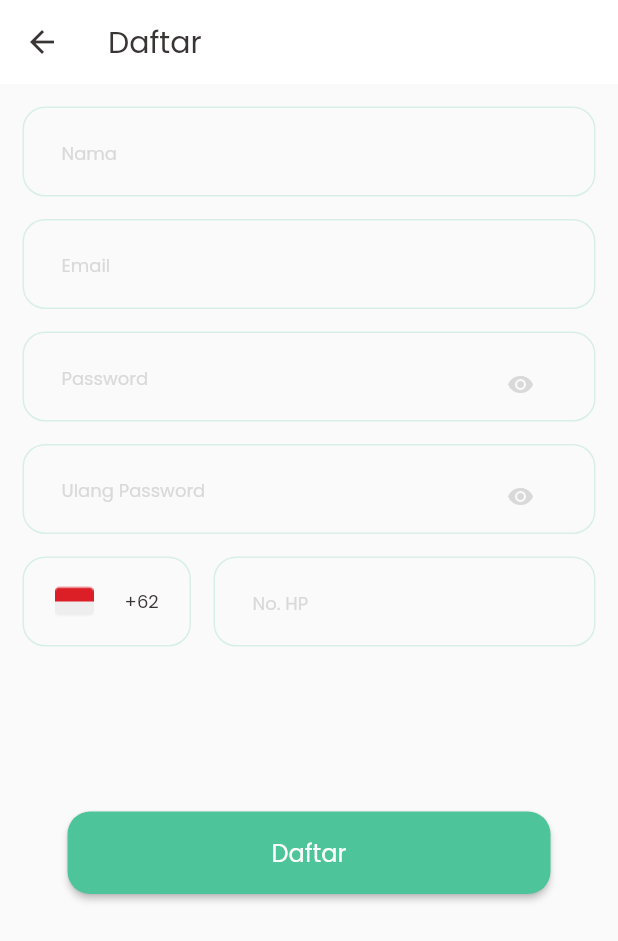
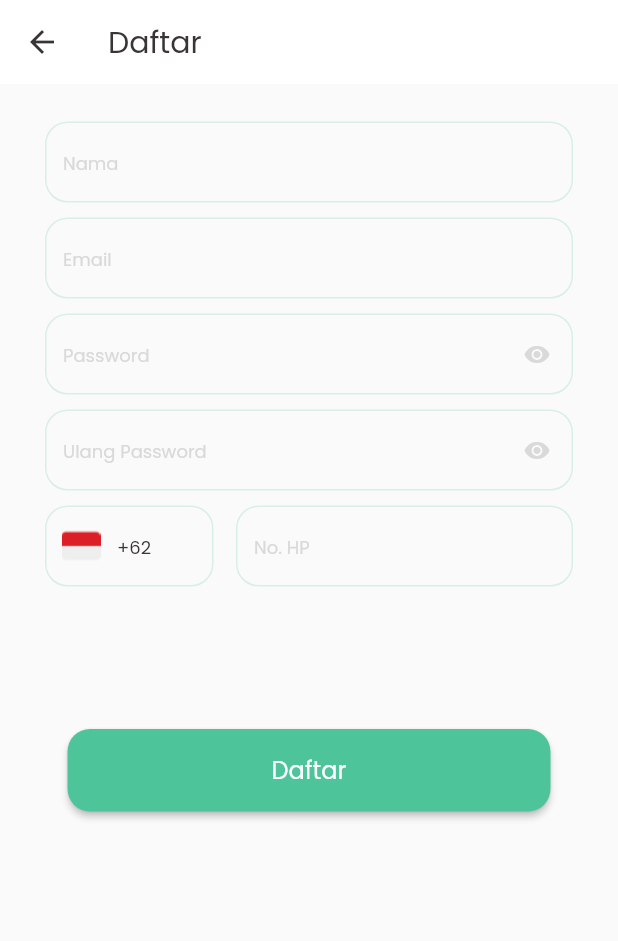
Before and after one commit to GTRANS/walle-mobile, a Flutter app: the LoginScreen screen opened by its route, after a tap on "Login", after a tap on "Daftar", on a phone screen of 412 x 824 dp. Shown: the top 941 px of the screen. Run offline on Flutter 3.47's test engine with Material 2 defaults, Android fonts, the phone set to English and light mode, and no system bars; drawn by our look-alikes of auto_size_text; our stand-ins replace shared_preferences; accounts and stored records are empty.

Commit message:
fix: login and register form

```diff
--- a/lib/constants/color_constants.dart
+++ b/lib/constants/color_constants.dart
@@ -5,5 +5,6 @@ class CustomColors {
   static const grey = Color.fromRGBO(217, 217, 217, 1);
   static const black = Color.fromRGBO(58, 53, 53, 1);
   static const white = Color.fromRGBO(255, 255, 255, 1);
+  static const error = Color.fromRGBO(255, 0, 0, 1);
   static const transparent = Colors.transparent;
 }
--- a/lib/screens/auth/login_screen.dart
+++ b/lib/screens/auth/login_screen.dart
@@ -59,18 +59,9 @@ class _LoginFormState extends State<LoginForm> {
                 crossAxisAlignment: CrossAxisAlignment.stretch,
                 children: [
                   const SizedBox(height: 45),
-                  Container(
-                    height: 60,
-                    margin: const EdgeInsets.only(bottom: 15),
-                    decoration: BoxDecoration(
-                      borderRadius: BorderRadius.circular(15),
-                      border: Border.all(
-                        color: CustomColors.main.withOpacity(0.2),
-                      ),
-                    ),
-                    child: Padding(
+                  Padding(
                     padding: const EdgeInsets.only(
-                          left: 25.0, top: 10.0, right: 25.0),
+                        left: 15.0, top: 10.0, right: 15.0),
                     child: TextFormField(
                       validator: (value) {
                         if (value == null || value.isEmpty) {
@@ -80,30 +71,43 @@ class _LoginFormState extends State<LoginForm> {
                       },
                       controller: emailController,
                       keyboardType: TextInputType.emailAddress,
-                        decoration: const InputDecoration(
+                      decoration: InputDecoration(
                         hintText: 'Email',
-                          hintStyle: TextStyle(
+                        hintStyle: const TextStyle(
                           color: CustomColors.grey,
                           fontSize: 12.0,
                         ),
                         isDense: true,
-                          border: InputBorder.none,
+                        enabledBorder: OutlineInputBorder(
+                          borderSide: BorderSide(
+                            color: CustomColors.main.withOpacity(0.2),
+                          ),
+                          borderRadius: BorderRadius.circular(15.0),
+                        ),
+                        focusedBorder: OutlineInputBorder(
+                          borderSide: BorderSide(
+                            color: CustomColors.main.withOpacity(0.8),
+                          ),
+                          borderRadius: BorderRadius.circular(15.0),
+                        ),
+                        errorBorder: OutlineInputBorder(
+                          borderSide: BorderSide(
+                            color: CustomColors.error.withOpacity(0.8),
+                          ),
+                          borderRadius: BorderRadius.circular(15.0),
+                        ),
+                        focusedErrorBorder: OutlineInputBorder(
+                          borderSide: BorderSide(
+                            color: CustomColors.error.withOpacity(0.8),
+                          ),
+                          borderRadius: BorderRadius.circular(15.0),
                         ),
                       ),
                     ),
                   ),
-                  Container(
-                    height: 60,
-                    margin: const EdgeInsets.only(bottom: 15),
-                    decoration: BoxDecoration(
-                      borderRadius: BorderRadius.circular(15),
-                      border: Border.all(
-                        color: CustomColors.main.withOpacity(0.2),
-                      ),
-                    ),
-                    child: Padding(
+                  Padding(
                     padding: const EdgeInsets.only(
-                          left: 25.0, top: 10.0, right: 25.0),
+                        left: 15.0, top: 10.0, right: 15.0),
                     child: TextFormField(
                       validator: (value) {
                         if (value == null || value.isEmpty) {
@@ -119,8 +123,31 @@ class _LoginFormState extends State<LoginForm> {
                           color: CustomColors.grey,
                           fontSize: 12.0,
                         ),
+                        enabledBorder: OutlineInputBorder(
+                          borderSide: BorderSide(
+                            color: CustomColors.main.withOpacity(0.2),
+                          ),
+                          borderRadius: BorderRadius.circular(15.0),
+                        ),
+                        focusedBorder: OutlineInputBorder(
+                          borderSide: BorderSide(
+                            color: CustomColors.main.withOpacity(0.8),
+                          ),
+                          borderRadius: BorderRadius.circular(15.0),
+                        ),
+                        errorBorder: OutlineInputBorder(
+                          borderSide: BorderSide(
+                            color: CustomColors.error.withOpacity(0.8),
+                          ),
+                          borderRadius: BorderRadius.circular(15.0),
+                        ),
+                        focusedErrorBorder: OutlineInputBorder(
+                          borderSide: BorderSide(
+                            color: CustomColors.error.withOpacity(0.8),
+                          ),
+                          borderRadius: BorderRadius.circular(15.0),
+                        ),
                         isDense: true,
-                          border: InputBorder.none,
                         suffixIcon: IconButton(
                           icon: Icon(
                             _passwordVisible
@@ -136,7 +163,6 @@ class _LoginFormState extends State<LoginForm> {
                         ),
                       ),
                       obscureText: _passwordVisible,
-                      ),
                     ),
                   ),
                   Row(
--- a/lib/screens/auth/register_screen.dart
+++ b/lib/screens/auth/register_screen.dart
@@ -50,18 +50,9 @@ class _RegisterFormState extends State<RegisterForm> {
         child: Column(
           crossAxisAlignment: CrossAxisAlignment.stretch,
           children: [
-            Container(
-              height: 60,
-              margin: const EdgeInsets.only(bottom: 15),
-              decoration: BoxDecoration(
-                borderRadius: BorderRadius.circular(15),
-                border: Border.all(
-                  color: CustomColors.main.withOpacity(0.2),
-                ),
-              ),
-              child: Padding(
+            Padding(
               padding:
-                    const EdgeInsets.only(left: 25.0, top: 10.0, right: 25.0),
+                  const EdgeInsets.only(left: 15.0, top: 10.0, right: 15.0),
               child: TextFormField(
                 validator: (value) {
                   if (value == null || value.isEmpty) {
@@ -71,30 +62,43 @@ class _RegisterFormState extends State<RegisterForm> {
                 },
                 controller: nameController,
                 keyboardType: TextInputType.name,
-                  decoration: const InputDecoration(
+                decoration: InputDecoration(
                   hintText: 'Nama',
-                    hintStyle: TextStyle(
+                  hintStyle: const TextStyle(
                     color: CustomColors.grey,
                     fontSize: 12.0,
                   ),
                   isDense: true,
-                    border: InputBorder.none,
+                  enabledBorder: OutlineInputBorder(
+                    borderSide: BorderSide(
+                      color: CustomColors.main.withOpacity(0.2),
+                    ),
+                    borderRadius: BorderRadius.circular(15.0),
+                  ),
+                  focusedBorder: OutlineInputBorder(
+                    borderSide: BorderSide(
+                      color: CustomColors.main.withOpacity(0.8),
+                    ),
+                    borderRadius: BorderRadius.circular(15.0),
+                  ),
+                  errorBorder: OutlineInputBorder(
+                    borderSide: BorderSide(
+                      color: CustomColors.error.withOpacity(0.8),
+                    ),
+                    borderRadius: BorderRadius.circular(15.0),
+                  ),
+                  focusedErrorBorder: OutlineInputBorder(
+                    borderSide: BorderSide(
+                      color: CustomColors.error.withOpacity(0.8),
+                    ),
+                    borderRadius: BorderRadius.circular(15.0),
                   ),
                 ),
               ),
             ),
-            Container(
-              height: 60,
-              margin: const EdgeInsets.only(bottom: 15),
-              decoration: BoxDecoration(
-                borderRadius: BorderRadius.circular(15),
-                border: Border.all(
-                  color: CustomColors.main.withOpacity(0.2),
-                ),
-              ),
-              child: Padding(
+            Padding(
               padding:
-                    const EdgeInsets.only(left: 25.0, top: 10.0, right: 25.0),
+                  const EdgeInsets.only(left: 15.0, top: 10.0, right: 15.0),
               child: TextFormField(
                 validator: (value) {
                   if (value == null || value.isEmpty) {
@@ -104,30 +108,43 @@ class _RegisterFormState extends State<RegisterForm> {
                 },
                 controller: emailController,
                 keyboardType: TextInputType.emailAddress,
-                  decoration: const InputDecoration(
+                decoration: InputDecoration(
                   hintText: 'Email',
-                    hintStyle: TextStyle(
+                  hintStyle: const TextStyle(
                     color: CustomColors.grey,
                     fontSize: 12.0,
                   ),
                   isDense: true,
-                    border: InputBorder.none,
+                  enabledBorder: OutlineInputBorder(
+                    borderSide: BorderSide(
+                      color: CustomColors.main.withOpacity(0.2),
+                    ),
+                    borderRadius: BorderRadius.circular(15.0),
+                  ),
+                  focusedBorder: OutlineInputBorder(
+                    borderSide: BorderSide(
+                      color: CustomColors.main.withOpacity(0.8),
+                    ),
+                    borderRadius: BorderRadius.circular(15.0),
+                  ),
+                  errorBorder: OutlineInputBorder(
+                    borderSide: BorderSide(
+                      color: CustomColors.error.withOpacity(0.8),
+                    ),
+                    borderRadius: BorderRadius.circular(15.0),
+                  ),
+                  focusedErrorBorder: OutlineInputBorder(
+                    borderSide: BorderSide(
+                      color: CustomColors.error.withOpacity(0.8),
+                    ),
+                    borderRadius: BorderRadius.circular(15.0),
                   ),
                 ),
               ),
             ),
-            Container(
-              height: 60,
-              margin: const EdgeInsets.only(bottom: 15),
-              decoration: BoxDecoration(
-                borderRadius: BorderRadius.circular(15),
-                border: Border.all(
-                  color: CustomColors.main.withOpacity(0.2),
-                ),
-              ),
-              child: Padding(
+            Padding(
               padding:
-                    const EdgeInsets.only(left: 25.0, top: 10.0, right: 25.0),
+                  const EdgeInsets.only(left: 15.0, top: 10.0, right: 15.0),
               child: TextFormField(
                 validator: (value) {
                   if (value == null || value.isEmpty) {
@@ -144,7 +161,30 @@ class _RegisterFormState extends State<RegisterForm> {
                     fontSize: 12.0,
                   ),
                   isDense: true,
-                    border: InputBorder.none,
+                  enabledBorder: OutlineInputBorder(
+                    borderSide: BorderSide(
+                      color: CustomColors.main.withOpacity(0.2),
+                    ),
+                    borderRadius: BorderRadius.circular(15.0),
+                  ),
+                  focusedBorder: OutlineInputBorder(
+                    borderSide: BorderSide(
+                      color: CustomColors.main.withOpacity(0.8),
+                    ),
+                    borderRadius: BorderRadius.circular(15.0),
+                  ),
+                  errorBorder: OutlineInputBorder(
+                    borderSide: BorderSide(
+                      color: CustomColors.error.withOpacity(0.8),
+                    ),
+                    borderRadius: BorderRadius.circular(15.0),
+                  ),
+                  focusedErrorBorder: OutlineInputBorder(
+                    borderSide: BorderSide(
+                      color: CustomColors.error.withOpacity(0.8),
+                    ),
+                    borderRadius: BorderRadius.circular(15.0),
+                  ),
                   suffixIcon: IconButton(
                     icon: Icon(
                       _passwordVisible
@@ -162,19 +202,9 @@ class _RegisterFormState extends State<RegisterForm> {
                 obscureText: _passwordVisible,
               ),
             ),
-            ),
-            Container(
-              height: 60,
-              margin: const EdgeInsets.only(bottom: 15),
-              decoration: BoxDecoration(
-                borderRadius: BorderRadius.circular(15),
-                border: Border.all(
-                  color: CustomColors.main.withOpacity(0.2),
-                ),
-              ),
-              child: Padding(
+            Padding(
               padding:
-                    const EdgeInsets.only(left: 25.0, top: 10.0, right: 25.0),
+                  const EdgeInsets.only(left: 15.0, top: 10.0, right: 15.0),
               child: TextFormField(
                 validator: (value) {
                   if (value == null || value.isEmpty) {
@@ -194,7 +224,30 @@ class _RegisterFormState extends State<RegisterForm> {
                     fontSize: 12.0,
                   ),
                   isDense: true,
-                    border: InputBorder.none,
+                  enabledBorder: OutlineInputBorder(
+                    borderSide: BorderSide(
+                      color: CustomColors.main.withOpacity(0.2),
+                    ),
+                    borderRadius: BorderRadius.circular(15.0),
+                  ),
+                  focusedBorder: OutlineInputBorder(
+                    borderSide: BorderSide(
+                      color: CustomColors.main.withOpacity(0.8),
+                    ),
+                    borderRadius: BorderRadius.circular(15.0),
+                  ),
+                  errorBorder: OutlineInputBorder(
+                    borderSide: BorderSide(
+                      color: CustomColors.error.withOpacity(0.8),
+                    ),
+                    borderRadius: BorderRadius.circular(15.0),
+                  ),
+                  focusedErrorBorder: OutlineInputBorder(
+                    borderSide: BorderSide(
+                      color: CustomColors.error.withOpacity(0.8),
+                    ),
+                    borderRadius: BorderRadius.circular(15.0),
+                  ),
                   suffixIcon: IconButton(
                     icon: Icon(
                       _confirmPasswordVisible
@@ -212,53 +265,43 @@ class _RegisterFormState extends State<RegisterForm> {
                 obscureText: _confirmPasswordVisible,
               ),
             ),
-            ),
             Row(
               children: [
                 Expanded(
                   flex: 1,
-                  child: Container(
-                    height: 60,
-                    margin: const EdgeInsets.only(bottom: 15, right: 15),
-                    decoration: BoxDecoration(
-                      borderRadius: BorderRadius.circular(15),
-                      border: Border.all(
+                  child: Padding(
+                    padding: const EdgeInsets.only(left: 15.0, top: 10.0),
+                    child: TextFormField(
+                      readOnly: true,
+                      decoration: InputDecoration(
+                        hintText: '+62',
+                        hintStyle: const TextStyle(
+                          color: CustomColors.black,
+                          fontSize: 12.0,
+                        ),
+                        prefixIcon: Image.asset('assets/bendera.png'),
+                        isDense: true,
+                        enabledBorder: OutlineInputBorder(
+                          borderSide: BorderSide(
                             color: CustomColors.main.withOpacity(0.2),
                           ),
+                          borderRadius: BorderRadius.circular(15.0),
                         ),
-                    child: Row(
-                      mainAxisAlignment: MainAxisAlignment.spaceEvenly,
-                      children: [
-                        Image.asset(
-                          'assets/bendera.png',
-                          width: 26,
-                          height: 26,
+                        focusedBorder: OutlineInputBorder(
+                          borderSide: BorderSide(
+                            color: CustomColors.main.withOpacity(0.2),
                           ),
-                        const AutoSizeText(
-                          '+62',
-                          style: TextStyle(
-                            fontSize: 12.0,
-                            color: CustomColors.black,
+                          borderRadius: BorderRadius.circular(15.0),
                         ),
                       ),
-                      ],
                     ),
                   ),
                 ),
                 Expanded(
                   flex: 2,
-                  child: Container(
-                    height: 60,
-                    margin: const EdgeInsets.only(bottom: 15),
-                    decoration: BoxDecoration(
-                      borderRadius: BorderRadius.circular(15),
-                      border: Border.all(
-                        color: CustomColors.main.withOpacity(0.2),
-                      ),
-                    ),
                   child: Padding(
                     padding: const EdgeInsets.only(
-                          left: 25.0, top: 10.0, right: 25.0),
+                        left: 15.0, top: 10.0, right: 15.0),
                     child: TextFormField(
                       validator: (value) {
                         if (value == null || value.isEmpty) {
@@ -277,14 +320,36 @@ class _RegisterFormState extends State<RegisterForm> {
                       },
                       controller: phoneController,
                       keyboardType: TextInputType.phone,
-                        decoration: const InputDecoration(
+                      decoration: InputDecoration(
                         hintText: 'No. HP',
-                          hintStyle: TextStyle(
+                        hintStyle: const TextStyle(
                           color: CustomColors.grey,
                           fontSize: 12.0,
                         ),
                         isDense: true,
-                          border: InputBorder.none,
+                        enabledBorder: OutlineInputBorder(
+                          borderSide: BorderSide(
+                            color: CustomColors.main.withOpacity(0.2),
+                          ),
+                          borderRadius: BorderRadius.circular(15.0),
+                        ),
+                        focusedBorder: OutlineInputBorder(
+                          borderSide: BorderSide(
+                            color: CustomColors.main.withOpacity(0.8),
+                          ),
+                          borderRadius: BorderRadius.circular(15.0),
+                        ),
+                        errorBorder: OutlineInputBorder(
+                          borderSide: BorderSide(
+                            color: CustomColors.error.withOpacity(0.8),
+                          ),
+                          borderRadius: BorderRadius.circular(15.0),
+                        ),
+                        focusedErrorBorder: OutlineInputBorder(
+                          borderSide: BorderSide(
+                            color: CustomColors.error.withOpacity(0.8),
+                          ),
+                          borderRadius: BorderRadius.circular(15.0),
                         ),
                       ),
                     ),
```
Lines whose indentation alone changed are shown as unchanged.
